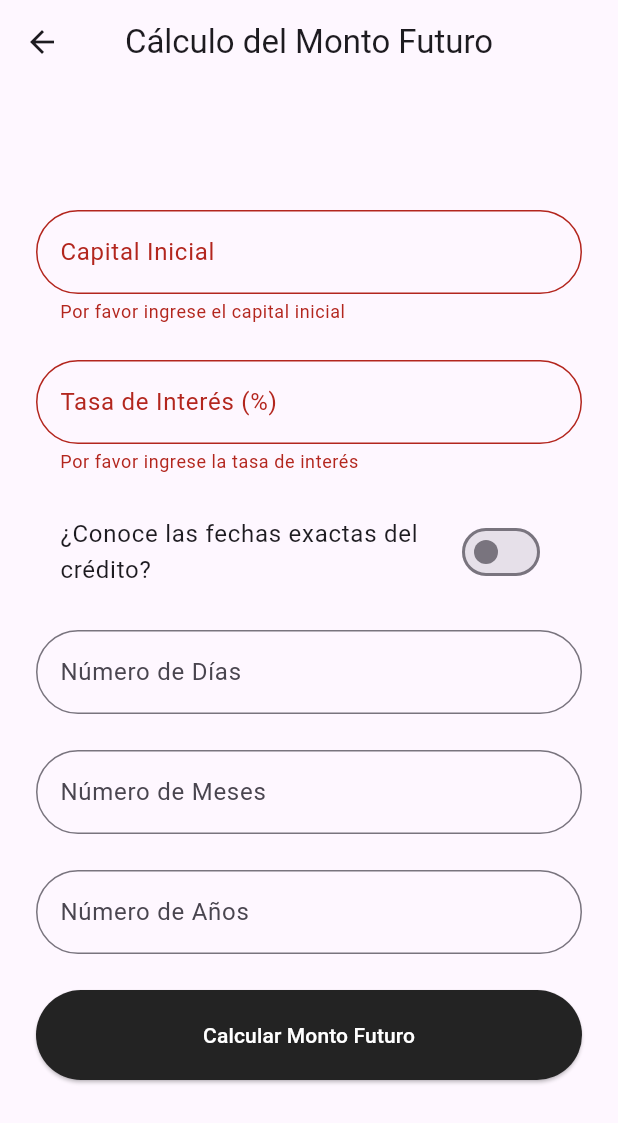
After one commit to leowader/Proyecto-Ing-Economica, a Flutter app: the Montofuturo screen opened by its route, after a tap on "¿Conoce las fechas exactas del crédito?", after a tap on "Calcular Monto Futuro", on a phone screen of 412 x 824 dp. The commit adds this screen. Shown: the top 1123 px of the screen. Run offline on Flutter 3.47's test engine with Material 3 defaults, Android fonts, the phone set to English and light mode, and no system bars.

Commit message:
añadiendo rama y primer commit

```diff
--- a/lib/routes/routes.dart
+++ b/lib/routes/routes.dart
@@ -1,4 +1,6 @@
 import 'package:flutter/material.dart';
+import 'package:ingeconomica/screens/compuesto/view/compuesto_view.dart';
+import 'package:ingeconomica/screens/compuesto/view/montofuturo.dart';
 import 'package:ingeconomica/screens/home_screen.dart';
 import 'package:ingeconomica/screens/login.dart';
 import 'package:ingeconomica/screens/register.dart';
@@ -13,4 +15,6 @@ var routes = <String, WidgetBuilder>{
   "/simple": (_) => const SimpleView(),
   "/simple/form": (_) => const SimpleForms(),
     "/simple/interes": (_) =>  SimpleInteres(),
+  "/compuesto":(_) => CompuestoView(),
+  "/compuesto/montofuturo":(_) => Montofuturo(),
 };
--- /dev/null
+++ b/lib/screens/compuesto/services/calcularMontoFuturo.dart
@@ -0,0 +1,51 @@
+import 'package:intl/intl.dart';
+import 'dart:math';
+class MontofuturoCalcular {
+  double calculateFutureAmount({
+    required double capital,
+    required double rate,
+    required DateTime startDate,
+    required DateTime endDate,
+  }) {
+    final double time = endDate.difference(startDate).inDays / 365;
+    return capital * pow((1 + (rate / 100)), time);
+  }
+
+ double calculateInterestRate({
+    required double futureAmount,
+    required double capital,
+    required DateTime startDate,
+    required DateTime endDate,
+  }) {
+    final int days = endDate.difference(startDate).inDays;
+    final double periodInYears = days / 365.0;
+
+    double rate = (pow(futureAmount / capital, 1 / periodInYears) - 1) * 100;
+
+    return rate;
+  }
+
+  String formatNumber(double number) {
+    String numberString = number.toStringAsFixed(2);
+    List<String> parts = numberString.split('.');
+    String integerPart = parts[0];
+    String decimalPart = parts.length > 1 ? parts[1] : '';
+
+    StringBuffer formattedInteger = StringBuffer();
+    for (int i = 0; i < integerPart.length; i++) {
+      if (i > 0 && (integerPart.length - i) % 3 == 0) {
+        formattedInteger.write('.');
+      }
+      formattedInteger.write(integerPart[i]);
+    }
+    return '\$${formattedInteger.toString()},$decimalPart';
+  }
+
+  DateTime parseDate(String date) {
+    return DateFormat('dd/MM/yyyy').parse(date);
+  }
+
+  String formatDate(DateTime date) {
+    return DateFormat('dd/MM/yyyy').format(date);
+  }
+}
--- /dev/null
+++ b/lib/screens/compuesto/view/montofuturo.dart
@@ -0,0 +1,263 @@
+import 'package:flutter/material.dart';
+import 'package:ingeconomica/screens/compuesto/services/calcularMontoFuturo.dart';
+import 'package:ingeconomica/screens/simple/services/interes_calculator.dart';
+
+class Montofuturo extends StatefulWidget {
+  const Montofuturo({super.key});
+
+  @override
+  State<Montofuturo> createState() => _MontofuturoState();
+}
+
+class _MontofuturoState extends State<Montofuturo> {
+  final _formKey = GlobalKey<FormState>();
+  final TextEditingController _capitalController = TextEditingController();
+  final TextEditingController _rateController = TextEditingController();
+  final TextEditingController _startDateController = TextEditingController();
+  final TextEditingController _endDateController = TextEditingController();
+  final TextEditingController _daysController = TextEditingController();
+  final TextEditingController _monthsController = TextEditingController();
+  final TextEditingController _yearsController = TextEditingController();
+  double? _futureAmount;
+  bool _knowsExactDates = true;
+
+  final MontofuturoCalcular _calculator = MontofuturoCalcular();
+
+  void _calculateFutureAmount() {
+    if (_formKey.currentState!.validate()) {
+      final double capital = double.parse(_capitalController.text);
+      final double rate = double.parse(_rateController.text);
+      DateTime startDate;
+      DateTime endDate;
+
+      if (_knowsExactDates) {
+        startDate = _calculator.parseDate(_startDateController.text);
+        endDate = _calculator.parseDate(_endDateController.text);
+      } else {
+        final int days = int.tryParse(_daysController.text) ?? 0;
+        final int months = int.tryParse(_monthsController.text) ?? 0;
+        final int years = int.tryParse(_yearsController.text) ?? 0;
+        startDate = DateTime.now();
+        endDate =
+            startDate.add(Duration(days: days + months * 30 + years * 365));
+      }
+
+      setState(() {
+        _futureAmount = _calculator.calculateFutureAmount(
+          capital: capital,
+          rate: rate,
+          startDate: startDate,
+          endDate: endDate,
+        );
+      });
+    }
+  }
+
+  Future<void> _selectDate(
+      BuildContext context, TextEditingController controller) async {
+    final DateTime? picked = await showDatePicker(
+      context: context,
+      initialDate: DateTime.now(),
+      firstDate: DateTime(2000),
+      lastDate: DateTime(2101),
+    );
+    if (picked != null) {
+      setState(() {
+        controller.text = _calculator.formatDate(picked);
+      });
+    }
+  }
+
+  @override
+  Widget build(BuildContext context) {
+    return Scaffold(
+      appBar: AppBar(
+        title: const Text("Cálculo del Monto Futuro"),
+        centerTitle: true,
+      ),
+      body: Padding(
+        padding: const EdgeInsets.all(24.0),
+        child: Form(
+          key: _formKey,
+          child: Column(
+            mainAxisAlignment: MainAxisAlignment.center,
+            children: [
+              TextFormField(
+                controller: _capitalController,
+                keyboardType: TextInputType.number,
+                decoration: InputDecoration(
+                  labelText: "Capital Inicial",
+                  border: OutlineInputBorder(
+                    borderRadius: BorderRadius.circular(30.0),
+                  ),
+                ),
+                validator: (value) {
+                  if (value == null || value.isEmpty) {
+                    return 'Por favor ingrese el capital inicial';
+                  }
+                  return null;
+                },
+              ),
+              const SizedBox(height: 24),
+              TextFormField(
+                controller: _rateController,
+                keyboardType: TextInputType.number,
+                decoration: InputDecoration(
+                  labelText: "Tasa de Interés (%)",
+                  border: OutlineInputBorder(
+                    borderRadius: BorderRadius.circular(30.0),
+                  ),
+                ),
+                validator: (value) {
+                  if (value == null || value.isEmpty) {
+                    return 'Por favor ingrese la tasa de interés';
+                  }
+                  return null;
+                },
+              ),
+              const SizedBox(height: 20),
+              SwitchListTile(
+                title: const Text("¿Conoce las fechas exactas del crédito?"),
+                value: _knowsExactDates,
+                onChanged: (bool value) {
+                  setState(() {
+                    _knowsExactDates = value;
+                  });
+                },
+              ),
+              const SizedBox(height: 20),
+              if (_knowsExactDates) ...[
+                TextFormField(
+                  controller: _startDateController,
+                  readOnly: true,
+                  decoration: InputDecoration(
+                    labelText: "Fecha de Inicio",
+                    border: OutlineInputBorder(
+                      borderRadius: BorderRadius.circular(30.0),
+                    ),
+                    suffixIcon: IconButton(
+                      icon: const Icon(Icons.calendar_today),
+                      onPressed: () =>
+                          _selectDate(context, _startDateController),
+                    ),
+                  ),
+                  validator: (value) {
+                    if (value == null || value.isEmpty) {
+                      return 'Por favor ingrese la fecha de inicio';
+                    }
+                    return null;
+                  },
+                ),
+                const SizedBox(height: 24),
+                TextFormField(
+                  controller: _endDateController,
+                  readOnly: true,
+                  decoration: InputDecoration(
+                    labelText: "Fecha de Finalización",
+                    border: OutlineInputBorder(
+                      borderRadius: BorderRadius.circular(30.0),
+                    ),
+                    suffixIcon: IconButton(
+                      icon: const Icon(Icons.calendar_today),
+                      onPressed: () => _selectDate(context, _endDateController),
+                    ),
+                  ),
+                  validator: (value) {
+                    if (value == null || value.isEmpty) {
+                      return 'Por favor ingrese la fecha de finalización';
+                    }
+                    return null;
+                  },
+                ),
+              ] else ...[
+                TextFormField(
+                  controller: _daysController,
+                  keyboardType: TextInputType.number,
+                  decoration: InputDecoration(
+                    labelText: "Número de Días",
+                    border: OutlineInputBorder(
+                      borderRadius: BorderRadius.circular(30.0),
+                    ),
+                  ),
+                ),
+                const SizedBox(height: 24),
+                TextFormField(
+                  controller: _monthsController,
+                  keyboardType: TextInputType.number,
+                  decoration: InputDecoration(
+                    labelText: "Número de Meses",
+                    border: OutlineInputBorder(
+                      borderRadius: BorderRadius.circular(30.0),
+                    ),
+                  ),
+                ),
+                const SizedBox(height: 24),
+                TextFormField(
+                  controller: _yearsController,
+                  keyboardType: TextInputType.number,
+                  decoration: InputDecoration(
+                    labelText: "Número de Años",
+                    border: OutlineInputBorder(
+                      borderRadius: BorderRadius.circular(30.0),
+                    ),
+                  ),
+                ),
+              ],
+              const SizedBox(height: 24),
+              SizedBox(
+                width: double.infinity,
+                child: ElevatedButton(
+                  onPressed: _calculateFutureAmount,
+                  style: ElevatedButton.styleFrom(
+                    padding: const EdgeInsets.all(20),
+                    backgroundColor: const Color(0xFF232323),
+                    foregroundColor: Colors.white,
+                  ),
+                  child: const Text("Calcular Monto Futuro"),
+                ),
+              ),
+              const SizedBox(height: 20),
+              if (_futureAmount != null)
+
+              SizedBox(
+                  width: double.infinity,
+                  child: Align(
+                    alignment: Alignment.center,
+                    child: Container(
+                      padding: const EdgeInsets.all(10),
+                      decoration: BoxDecoration(
+                        color: const Color(0xFF232323),
+                        borderRadius: BorderRadius.circular(30),
+                      ),
+                      child: Row(
+                        mainAxisSize: MainAxisSize.max,
+                        children: [
+                          const Icon(
+                            Icons.monetization_on,
+                            color: Colors.white,
+                            size: 26,
+                          ),
+                          const SizedBox(width: 12),
+                          Expanded(
+                              child: Center(
+                            child: Text(
+                              "Monto Futuro: ${_calculator.formatNumber(_futureAmount!)}",
+                              style: const TextStyle(
+                                fontSize: 18,
+                                color: Colors.white,
+                              ),
+                            ),
+                          )),
+                        ],
+                      ),
+                    ),
+                  ),
+                ),
+
+            ],
+          ),
+        ),
+      ),
+    );
+  }
+}
```
Also changed, not shown: lib/screens/compuesto/view/compuesto_view.dart (added, +81 -0 lines).
